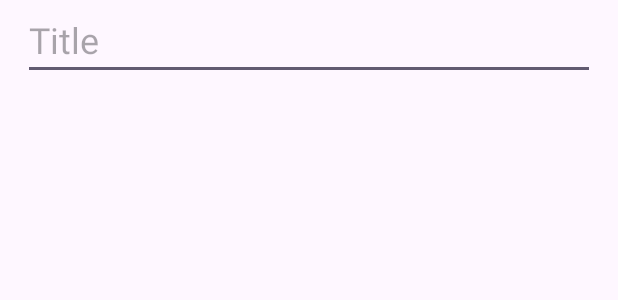
After one commit to my-nguyen/MyMaps, an Android app: the layout dialog_create_map.xml on its own in the app's theme, with its tools: preview values and no code run, on a phone screen of 412 x 824 dp. The commit adds this screen. Shown: the top 300 px of the screen. Run offline under Robolectric (Android 15) with nearby library versions, the phone set to English and light mode, and no system bars.

Commit message:
b4: Creation Flow Conclusion

```diff
--- /dev/null
+++ b/app/src/main/res/layout/dialog_create_map.xml
@@ -0,0 +1,16 @@
+<?xml version="1.0" encoding="utf-8"?>
+<LinearLayout xmlns:android="http://schemas.android.com/apk/res/android"
+    android:layout_width="match_parent"
+    android:layout_height="match_parent"
+    android:orientation="vertical"
+    android:paddingStart="15dp"
+    android:paddingEnd="15dp">
+
+    <EditText
+        android:id="@+id/title"
+        android:layout_width="match_parent"
+        android:layout_height="wrap_content"
+        android:ems="10"
+        android:hint="Title"
+        android:textSize="24sp" />
+</LinearLayout>
```
Also changed, not shown: app/src/main/java/com/nguyen/mymaps/CreateMapsActivity.kt (+34 -9 lines), app/src/main/java/com/nguyen/mymaps/MainActivity.kt (+49 -8 lines), app/src/main/res/menu/menu_create_map.xml (added, +10 -0 lines).
